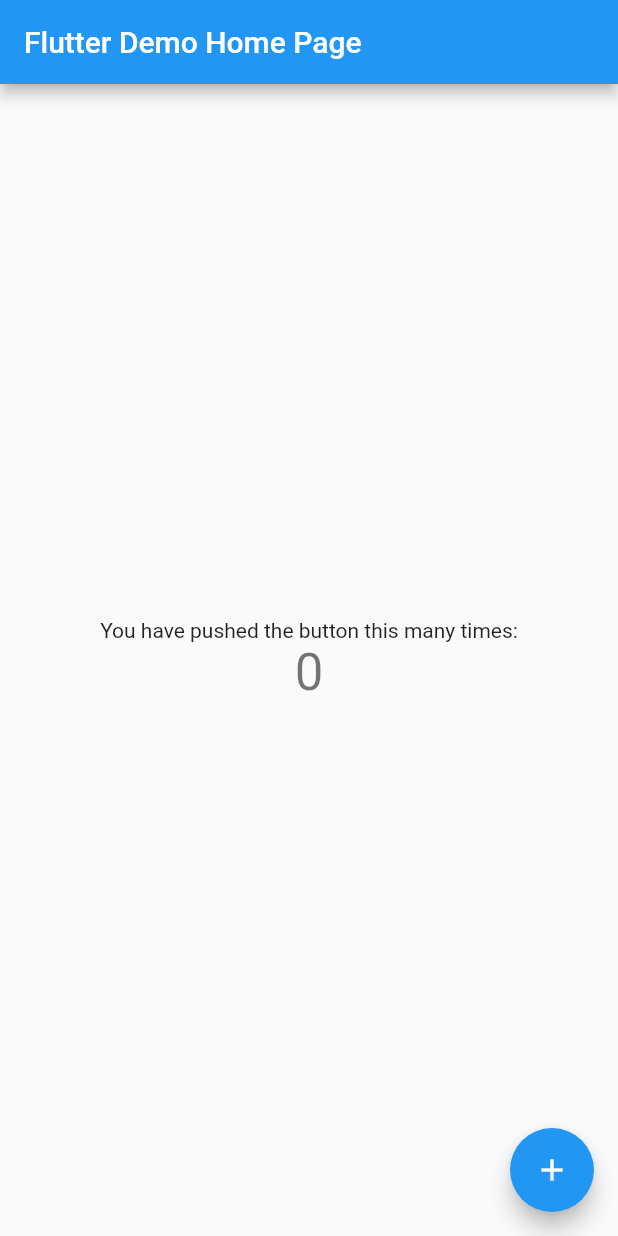
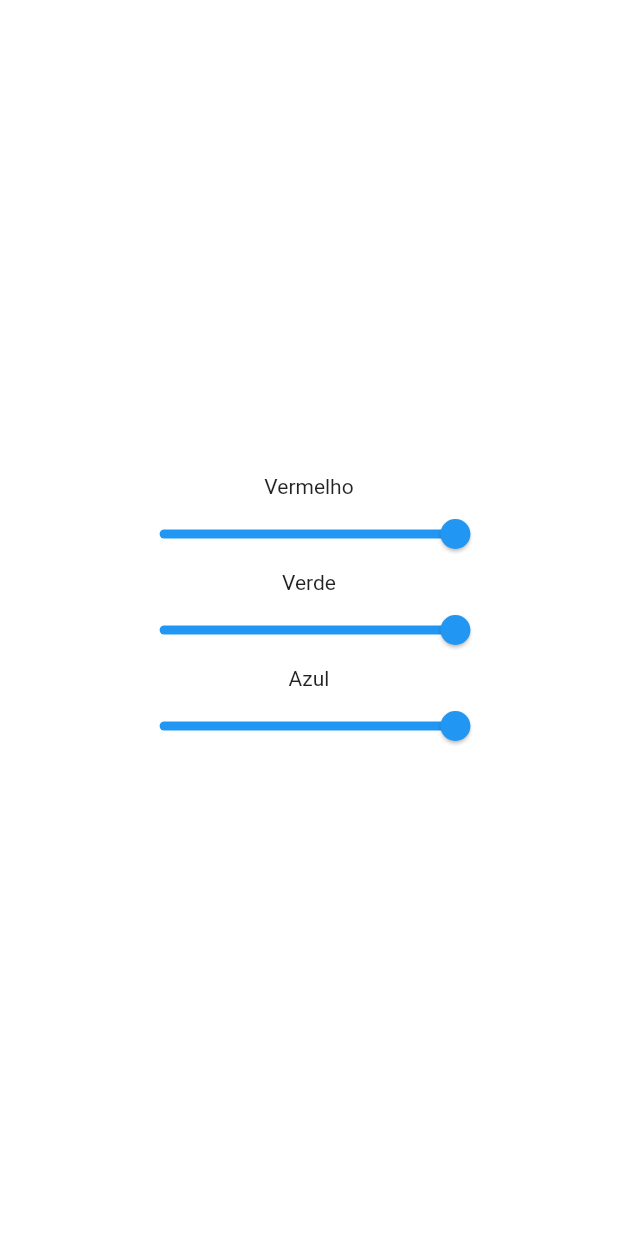
Before and after one commit to Eduaugust/Color_change, a Flutter app: the screen it shows after launch, on a phone screen of 412 x 824 dp. Run offline on Flutter 3.47's test engine with Material 2 defaults, Android fonts, the phone set to English and light mode, and no system bars.

Commit message:
Finalizando

```diff
--- a/lib/main.dart
+++ b/lib/main.dart
@@ -1,115 +1,95 @@
 import 'package:flutter/material.dart';
 
 void main() {
-  runApp(const MyApp());
+  runApp(const Start());
 }
 
-class MyApp extends StatelessWidget {
-  const MyApp({Key? key}) : super(key: key);
+class Start extends StatelessWidget {
+  const Start({Key? key}) : super(key: key);
 
-  // This widget is the root of your application.
   @override
   Widget build(BuildContext context) {
-    return MaterialApp(
-      title: 'Flutter Demo',
-      theme: ThemeData(
-        // This is the theme of your application.
-        //
-        // Try running your application with "flutter run". You'll see the
-        // application has a blue toolbar. Then, without quitting the app, try
-        // changing the primarySwatch below to Colors.green and then invoke
-        // "hot reload" (press "r" in the console where you ran "flutter run",
-        // or simply save your changes to "hot reload" in a Flutter IDE).
-        // Notice that the counter didn't reset back to zero; the application
-        // is not restarted.
-        primarySwatch: Colors.blue,
-      ),
-      home: const MyHomePage(title: 'Flutter Demo Home Page'),
+    return const MaterialApp(
+      home: ColorChange(),
     );
   }
 }
 
-class MyHomePage extends StatefulWidget {
-  const MyHomePage({Key? key, required this.title}) : super(key: key);
-
-  // This widget is the home page of your application. It is stateful, meaning
-  // that it has a State object (defined below) that contains fields that affect
-  // how it looks.
-
-  // This class is the configuration for the state. It holds the values (in this
-  // case the title) provided by the parent (in this case the App widget) and
-  // used by the build method of the State. Fields in a Widget subclass are
-  // always marked "final".
-
-  final String title;
+class ColorChange extends StatefulWidget {
+  const ColorChange({Key? key}) : super(key: key);
 
   @override
-  State<MyHomePage> createState() => _MyHomePageState();
+  State<ColorChange> createState() => _ColorChangeState();
 }
 
-class _MyHomePageState extends State<MyHomePage> {
-  int _counter = 0;
+class _ColorChangeState extends State<ColorChange> {
+  double _red = 255;
+  double _green = 255;
+  double _blue = 255;
 
-  void _incrementCounter() {
+  void _chageColor(double value, String nameColor) {
     setState(() {
-      // This call to setState tells the Flutter framework that something has
-      // changed in this State, which causes it to rerun the build method below
-      // so that the display can reflect the updated values. If we changed
-      // _counter without calling setState(), then the build method would not be
-      // called again, and so nothing would appear to happen.
-      _counter++;
+      switch (nameColor) {
+        case 'red':
+          _red = value;
+          break;
+        case 'green':
+          _green = value;
+          break;
+        case 'blue':
+          _blue = value;
+          break;
+        default:
+      }
     });
   }
 
   @override
   Widget build(BuildContext context) {
-    // This method is rerun every time setState is called, for instance as done
-    // by the _incrementCounter method above.
-    //
-    // The Flutter framework has been optimized to make rerunning build methods
-    // fast, so that you can just rebuild anything that needs updating rather
-    // than having to individually change instances of widgets.
+    final size = MediaQuery.of(context).size;
     return Scaffold(
-      appBar: AppBar(
-        // Here we take the value from the MyHomePage object that was created by
-        // the App.build method, and use it to set our appbar title.
-        title: Text(widget.title),
-      ),
+      backgroundColor:
+          Color.fromRGBO(_red.toInt(), _green.toInt(), _blue.toInt(), 1),
       body: Center(
-        // Center is a layout widget. It takes a single child and positions it
-        // in the middle of the parent.
-        child: Column(
-          // Column is also a layout widget. It takes a list of children and
-          // arranges them vertically. By default, it sizes itself to fit its
-          // children horizontally, and tries to be as tall as its parent.
-          //
-          // Invoke "debug painting" (press "p" in the console, choose the
-          // "Toggle Debug Paint" action from the Flutter Inspector in Android
-          // Studio, or the "Toggle Debug Paint" command in Visual Studio Code)
-          // to see the wireframe for each widget.
-          //
-          // Column has various properties to control how it sizes itself and
-          // how it positions its children. Here we use mainAxisAlignment to
-          // center the children vertically; the main axis here is the vertical
-          // axis because Columns are vertical (the cross axis would be
-          // horizontal).
-          mainAxisAlignment: MainAxisAlignment.center,
-          children: <Widget>[
-            const Text(
-              'You have pushed the button this many times:',
-            ),
-            Text(
-              '$_counter',
-              style: Theme.of(context).textTheme.headline4,
-            ),
-          ],
+        child: SizedBox(
+          width: size.width * 0.6,
+          child: Column(
+            mainAxisAlignment: MainAxisAlignment.center,
+            children: [
+              const Text('Vermelho'),
+              Slider(
+                min: 0,
+                max: 255,
+                value: _red,
+                onChanged: (double value) {
+                  _chageColor(value, 'red');
+                },
+                divisions: 250,
+              ),
+              const Text('Verde'),
+              Slider(
+                min: 0,
+                max: 255,
+                value: _green,
+                onChanged: (double value) {
+                  _chageColor(value, 'green');
+                },
+                divisions: 250,
+              ),
+              const Text('Azul'),
+              Slider(
+                min: 0,
+                max: 255,
+                value: _blue,
+                onChanged: (double value) {
+                  _chageColor(value, 'blue');
+                },
+                divisions: 250,
+              ),
+            ],
+          ),
         ),
       ),
-      floatingActionButton: FloatingActionButton(
-        onPressed: _incrementCounter,
-        tooltip: 'Increment',
-        child: const Icon(Icons.add),
-      ), // This trailing comma makes auto-formatting nicer for build methods.
     );
   }
 }
```
Also changed, not shown: 1 other file.
